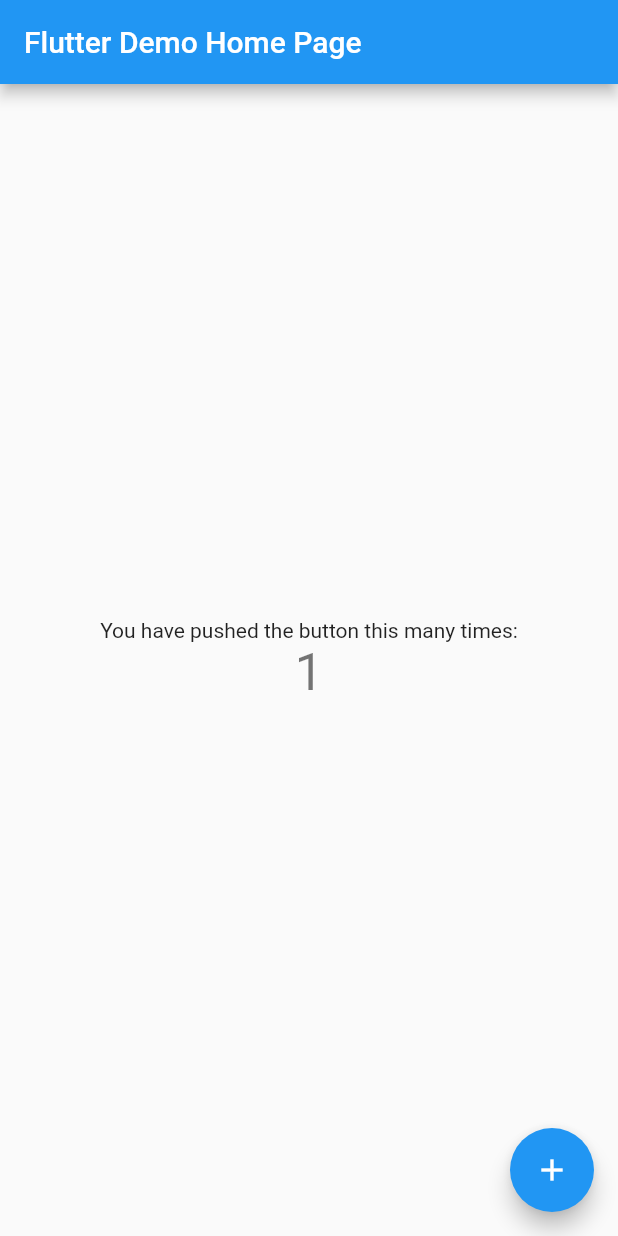
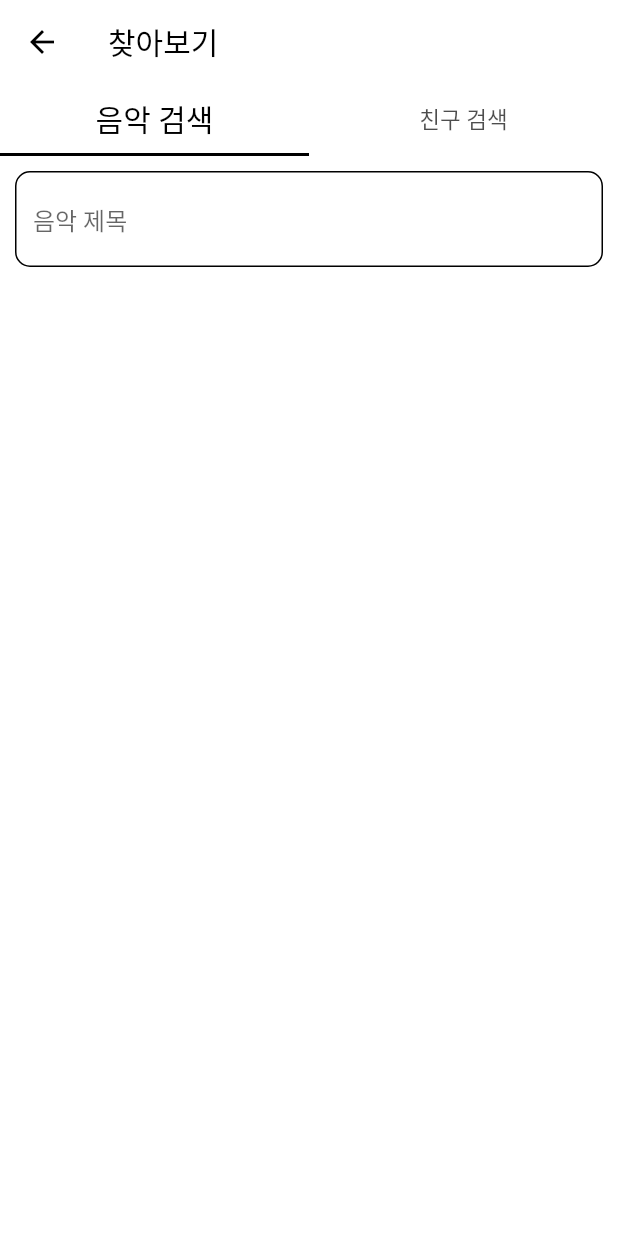
Before and after one commit to redundant4u/MusicMate, a Flutter app: the screen it shows after launch, after a tap on the "add" icon, on a phone screen of 412 x 824 dp. Run offline on Flutter 3.47's test engine with Material 2 defaults, Android fonts, the phone set to English and light mode, and no system bars; our stand-ins replace sqflite; missing offline and left inert: encrypt; accounts and stored records are empty.

Commit message:
[S] Add basic template

```diff
--- /dev/null
+++ b/music_mate/lib/DB/DBHelper.dart
@@ -0,0 +1,26 @@
+import 'package:sqflite/sqflite.dart';
+import 'package:path/path.dart';
+
+class DB {
+  static const databaseName = "1.db";
+  static Database? _database;
+
+  DB._privateConstructor();
+  static final DB instance = DB._privateConstructor();
+
+  Future<Database?> get database async {
+    if(_database == null) return await initDB();
+    return _database;
+  }
+
+  Future<Database> initDB() async {
+    return await openDatabase(
+      join(await getDatabasesPath(), databaseName),
+      version: 1,
+      onCreate: (Database db, int version) async {
+        await db.execute("CREATE TABLE user   (id INTEGER PRIMARY KEY AUTOINCREMENT NOT NULL, name TEXT, nick_name TEXT, password TEXT)");
+        await db.execute("CREATE TABLE music  (id INTEGER PRIMARY KEY AUTOINCREMENT NOT NULL, name TEXT, artist TEXT, url TEXT)");
+      }
+    );
+  }
+}
--- /dev/null
+++ b/music_mate/lib/Pages/MainPage.dart
@@ -0,0 +1,61 @@
+import 'package:flutter/material.dart';
+
+import '../Utils/ShowPage.dart';
+import './SearchPage.dart';
+
+class MainPage extends StatefulWidget {
+  @override
+  _MainPageState createState() => _MainPageState();
+}
+
+class _MainPageState extends State<MainPage> {
+  int _index = 0;
+
+  @override
+  Widget build(BuildContext context) {
+    return Scaffold(
+      backgroundColor: Colors.white,
+      appBar: AppBar(
+        backgroundColor: Colors.white,
+        elevation: 0.0,
+        centerTitle: false,
+        title: Text(
+          "NAME",
+          style: TextStyle(color: Colors.black, fontSize: 30)
+        ),
+        actions: <Widget>[
+          IconButton(
+            icon: Icon(Icons.add, color: Colors.black, size: 30),
+            onPressed: () { _searchPage(); },
+          ),
+        ],
+      ),
+
+      body: showPage(_index),
+
+      bottomNavigationBar: BottomNavigationBar(
+        backgroundColor: Colors.white,
+        elevation: 0.0,
+        currentIndex: _index,
+        type: BottomNavigationBarType.fixed,
+        onTap: (int _index) {
+          setState(() { this._index = _index; });
+        },
+        items: <BottomNavigationBarItem>[
+          BottomNavigationBarItem(
+            icon: Icon(Icons.home, color: Colors.grey, size: 40),
+            label: ''
+          ),
+          BottomNavigationBarItem(
+            icon: Icon(Icons.settings, color: Colors.grey, size: 40),
+            label: ''
+          )
+        ]
+      ),
+    );
+  }
+
+  void _searchPage() {
+    Navigator.push(context, MaterialPageRoute(builder: (context) => SearchPage() ));
+  }
+}
--- /dev/null
+++ b/music_mate/lib/Pages/MusicListPage.dart
@@ -0,0 +1,88 @@
+import 'package:flutter/material.dart';
+
+import '../Models/Music.dart';
+import '../DB/Music.dart';
+
+class MusicListPage extends StatefulWidget {
+  @override
+  _MusicListPageState createState() => _MusicListPageState();
+}
+
+class _MusicListPageState extends State<MusicListPage> {
+  @override
+  Widget build(BuildContext context) {
+    List<Widget> _peopleList = _getPeopleList();
+
+    return Column(
+      children: <Widget>[
+        Column(
+          children: <Widget>[
+            Container(
+              margin: const EdgeInsets.only(top: 10),
+              height: 60.0,
+              child: ListView(
+                scrollDirection: Axis.horizontal,
+                children: _peopleList
+              ),
+            ),
+          ],
+        ),
+
+        Container(
+          child: FutureBuilder<List<Music>>(
+           future: getMusicList(),
+            builder: (context, snapshot) {
+              if(snapshot.hasData) {
+                return ListView.separated(
+                  shrinkWrap: true,
+                  separatorBuilder: (context, index) => Divider(color: Colors.black),
+                  itemCount: snapshot.data!.length,
+                  itemBuilder: (context, index) {
+                    return ListTile(
+                      title: Text(snapshot.data![index].name!),
+                    );
+                  },
+                );
+              }
+
+              else {
+                return Center(child: CircularProgressIndicator());
+              }
+            }
+          )
+        )
+      ]
+    );
+  }
+}
+
+List<Widget> _getPeopleList() {
+  List<Widget> _result = [];
+  for(int i = 0; i < 10; i++) {
+      _result.add(
+        GestureDetector(
+          child: Container(
+            height: 50.0,
+            width: 50.0,
+            margin: const EdgeInsets.all(5.0),
+            decoration: BoxDecoration(
+              borderRadius: BorderRadius.circular(100.0),
+              border: Border.all(
+                width: 1.0,
+                style: BorderStyle.solid,
+                color: Colors.black
+              )
+            ),
+            child: Center(
+              child: Text("hello"),
+            )
+          ),
+          onTap: () {
+            print(i);
+          }
+        ),
+      );
+    }
+
+  return _result;
+}
--- /dev/null
+++ b/music_mate/lib/Pages/Search/MusicPage.dart
@@ -0,0 +1,40 @@
+import 'package:flutter/material.dart';
+
+class MusicPage extends StatefulWidget {
+  @override
+  _MusicPageState createState() => _MusicPageState();
+}
+
+class _MusicPageState extends State<MusicPage> {
+  TextEditingController _textEditingController = TextEditingController(text: '');
+
+  @override
+  Widget build(BuildContext context) {
+    return Container(
+      child: Column(
+        children: <Widget>[
+          Container(
+            margin: const EdgeInsets.all(10.0),
+            child: TextField(
+              controller: _textEditingController,
+              decoration: InputDecoration(
+                hintText: '음악 제목',
+                enabledBorder: OutlineInputBorder(
+                  borderSide: BorderSide(width: 1.0, color: Colors.black),
+                  borderRadius: BorderRadius.circular(10.0)
+                ),
+                focusedBorder: OutlineInputBorder(
+                  borderSide: BorderSide(width: 1.0, color: Colors.black),
+                  borderRadius: BorderRadius.circular(10.0)
+                )
+              ),
+              onEditingComplete: () {
+                print(_textEditingController.text);
+              },
+            )
+          )
+        ],
+      ),
+    );
+  }
+}
--- /dev/null
+++ b/music_mate/lib/Pages/SearchPage.dart
@@ -0,0 +1,64 @@
+import 'package:flutter/material.dart';
+
+import './Search/MusicPage.dart';
+import './Search/FriendsPage.dart';
+
+class SearchPage extends StatefulWidget {
+  @override
+  _SearchPageState createState() => _SearchPageState();
+}
+
+class _SearchPageState extends State<SearchPage> with SingleTickerProviderStateMixin {
+  late TabController _tabController;
+
+  @override
+  void initState() {
+    super.initState();
+    _tabController = new TabController(length: 2, vsync: this);
+  }
+
+  @override
+  Widget build(BuildContext context) {
+    return Scaffold(
+      backgroundColor: Colors.white,
+      appBar: AppBar(
+        backgroundColor: Colors.white,
+        elevation: 0.0,
+        iconTheme: IconThemeData(color: Colors.black),
+        title: Text('찾아보기', style: TextStyle(color: Colors.black))
+      ),
+
+      body: Flex(
+        direction: Axis.vertical,
+        children: <Widget>[
+          Container(
+            child: TabBar(
+              indicatorColor: Colors.black,
+              labelStyle: TextStyle(fontSize: 20),
+              labelColor: Colors.black,
+              unselectedLabelStyle: TextStyle(fontSize: 15),
+              controller: _tabController,
+              tabs: <Tab>[
+                Tab(text: '음악 검색'),
+                Tab(text: '친구 검색')
+              ]
+            )
+          ),
+
+          Expanded(
+            child: TabBarView(
+              controller: _tabController,
+              children: <Widget>[
+                _musicPage(),
+                _friendsPage()
+              ],
+            )
+          )
+        ],
+      )
+    );
+  }
+}
+
+Widget _musicPage() { return MusicPage(); }
+Widget _friendsPage() { return FriendsPage(); }
--- /dev/null
+++ b/music_mate/lib/Utils/ShowPage.dart
@@ -0,0 +1,18 @@
+import 'package:flutter/material.dart';
+
+import '../Pages/MusicListPage.dart';
+import '../Pages/SettingPage.dart';
+
+Widget showPage(int i) {
+  Widget widget;
+
+  print(i);
+
+  switch(i) {
+    case 0:  widget = MusicListPage(); break;
+    case 1:  widget = SettingPage();   break;
+    default: widget = MusicListPage(); break;
+  }
+
+  return widget;
+}
--- a/music_mate/lib/main.dart
+++ b/music_mate/lib/main.dart
@@ -1,113 +1,19 @@
 import 'package:flutter/material.dart';
 
-void main() {
-  runApp(MyApp());
+import './Pages/MainPage.dart';
+
+void main() => runApp(new BRPrincess());
+
+class BRPrincess extends StatefulWidget {
+  @override
+  _BRPrincessState createState() => _BRPrincessState();
 }
 
-class MyApp extends StatelessWidget {
-  // This widget is the root of your application.
+class _BRPrincessState extends State<BRPrincess> {
   @override
   Widget build(BuildContext context) {
     return MaterialApp(
-      title: 'Flutter Demo',
-      theme: ThemeData(
-        // This is the theme of your application.
-        //
-        // Try running your application with "flutter run". You'll see the
-        // application has a blue toolbar. Then, without quitting the app, try
-        // changing the primarySwatch below to Colors.green and then invoke
-        // "hot reload" (press "r" in the console where you ran "flutter run",
-        // or simply save your changes to "hot reload" in a Flutter IDE).
-        // Notice that the counter didn't reset back to zero; the application
-        // is not restarted.
-        primarySwatch: Colors.blue,
-      ),
-      home: MyHomePage(title: 'Flutter Demo Home Page'),
+      home: MainPage()
     );
   }
 }
-
-class MyHomePage extends StatefulWidget {
-  MyHomePage({Key? key, required this.title}) : super(key: key);
-
-  // This widget is the home page of your application. It is stateful, meaning
-  // that it has a State object (defined below) that contains fields that affect
-  // how it looks.
-
-  // This class is the configuration for the state. It holds the values (in this
-  // case the title) provided by the parent (in this case the App widget) and
-  // used by the build method of the State. Fields in a Widget subclass are
-  // always marked "final".
-
-  final String title;
-
-  @override
-  _MyHomePageState createState() => _MyHomePageState();
-}
-
-class _MyHomePageState extends State<MyHomePage> {
-  int _counter = 0;
-
-  void _incrementCounter() {
-    setState(() {
-      // This call to setState tells the Flutter framework that something has
-      // changed in this State, which causes it to rerun the build method below
-      // so that the display can reflect the updated values. If we changed
-      // _counter without calling setState(), then the build method would not be
-      // called again, and so nothing would appear to happen.
-      _counter++;
-    });
-  }
-
-  @override
-  Widget build(BuildContext context) {
-    // This method is rerun every time setState is called, for instance as done
-    // by the _incrementCounter method above.
-    //
-    // The Flutter framework has been optimized to make rerunning build methods
-    // fast, so that you can just rebuild anything that needs updating rather
-    // than having to individually change instances of widgets.
-    return Scaffold(
-      appBar: AppBar(
-        // Here we take the value from the MyHomePage object that was created by
-        // the App.build method, and use it to set our appbar title.
-        title: Text(widget.title),
-      ),
-      body: Center(
-        // Center is a layout widget. It takes a single child and positions it
-        // in the middle of the parent.
-        child: Column(
-          // Column is also a layout widget. It takes a list of children and
-          // arranges them vertically. By default, it sizes itself to fit its
-          // children horizontally, and tries to be as tall as its parent.
-          //
-          // Invoke "debug painting" (press "p" in the console, choose the
-          // "Toggle Debug Paint" action from the Flutter Inspector in Android
-          // Studio, or the "Toggle Debug Paint" command in Visual Studio Code)
-          // to see the wireframe for each widget.
-          //
-          // Column has various properties to control how it sizes itself and
-          // how it positions its children. Here we use mainAxisAlignment to
-          // center the children vertically; the main axis here is the vertical
-          // axis because Columns are vertical (the cross axis would be
-          // horizontal).
-          mainAxisAlignment: MainAxisAlignment.center,
-          children: <Widget>[
-            Text(
-              'You have pushed the button this many times:',
-            ),
-            Text(
-              '$_counter',
-              style: Theme.of(context).textTheme.headline4,
-            ),
-          ],
-        ),
-      ),
-      floatingActionButton: FloatingActionButton(
-        onPressed: _incrementCounter,
-        tooltip: 'Increment',
-        child: Icon(Icons.add),
-      ), // This trailing comma makes auto-formatting nicer for build methods.
-    );
-  }
-}
```
Also changed, not shown: music_mate/lib/DB/Music.dart (added, +30 -0 lines), music_mate/lib/DB/User.dart (added, +16 -0 lines), music_mate/lib/Models/Music.dart (added, +15 -0 lines), music_mate/lib/Models/User.dart (added, +15 -0 lines), music_mate/lib/Pages/Search/FriendsPage.dart (added, +13 -0 lines), music_mate/lib/Pages/SettingPage.dart (added, +13 -0 lines), music_mate/pubspec.yaml (+7 -57 lines).
